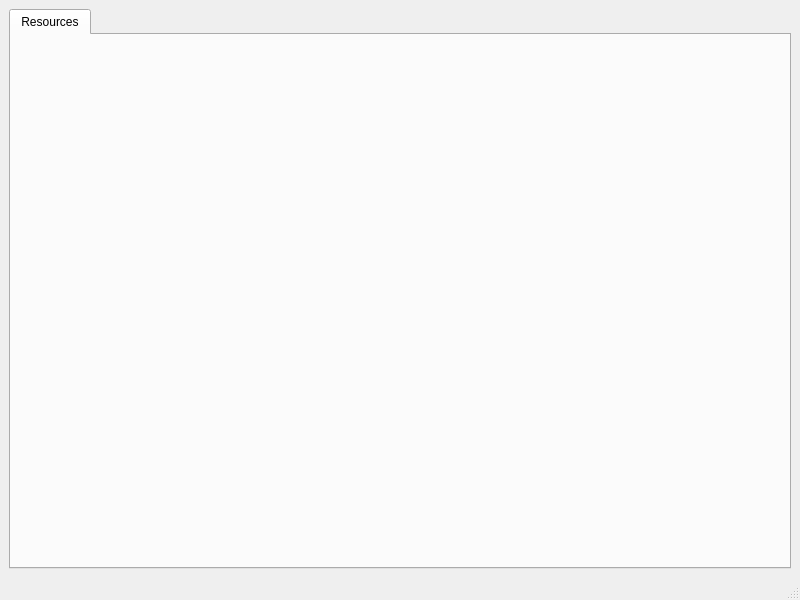
Xaxetrov/Fil-Rouge, file WorldCreator.ui: the form before one commit.
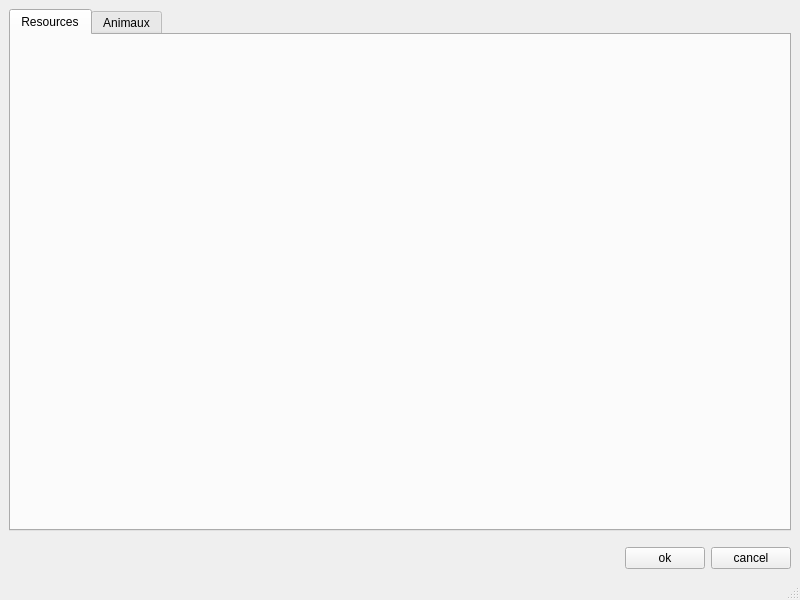
The form after the commit. The open tabs and pages were chosen to show the change.

```diff
--- a/WorldCreator.ui
+++ b/WorldCreator.ui
@@ -14,8 +14,8 @@
    <string>MainWindow</string>
   </property>
   <widget class="QWidget" name="centralwidget">
-   <layout class="QGridLayout" name="gridLayout">
-    <item row="0" column="0">
+   <layout class="QVBoxLayout" name="verticalLayout">
+    <item>
      <widget class="QTabWidget" name="tabWidget">
       <property name="currentIndex">
        <number>0</number>
@@ -25,8 +25,47 @@
         <string>Resources</string>
        </attribute>
       </widget>
+      <widget class="QWidget" name="tabAnimaux">
+       <attribute name="title">
+        <string>Animaux</string>
+       </attribute>
+      </widget>
      </widget>
     </item>
+    <item>
+     <layout class="QHBoxLayout" name="horizontalLayout">
+      <property name="topMargin">
+       <number>10</number>
+      </property>
+      <item>
+       <spacer name="horizontalSpacer">
+        <property name="orientation">
+         <enum>Qt::Horizontal</enum>
+        </property>
+        <property name="sizeHint" stdset="0">
+         <size>
+          <width>40</width>
+          <height>20</height>
+         </size>
+        </property>
+       </spacer>
+      </item>
+      <item>
+       <widget class="QPushButton" name="bt_ok">
+        <property name="text">
+         <string>ok</string>
+        </property>
+       </widget>
+      </item>
+      <item>
+       <widget class="QPushButton" name="bt_cancel">
+        <property name="text">
+         <string>cancel</string>
+        </property>
+       </widget>
+      </item>
+     </layout>
+    </item>
    </layout>
   </widget>
   <widget class="QMenuBar" name="menubar">
```
Left out of the diff: 6 changed lines with no effect on the pictures.
